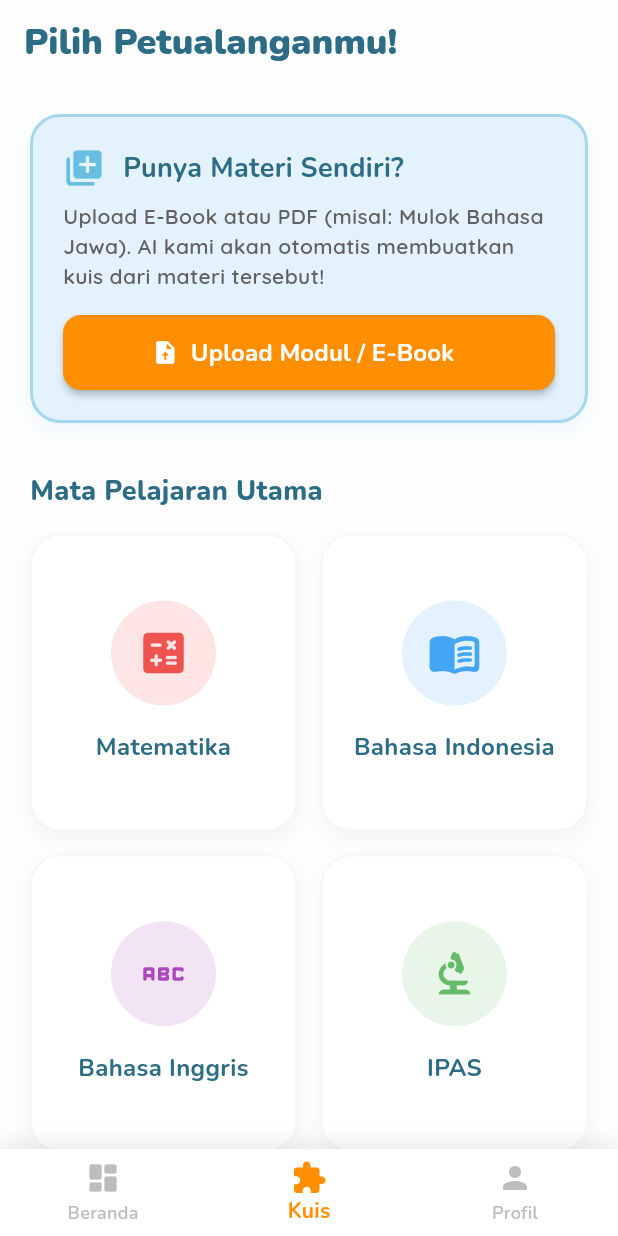
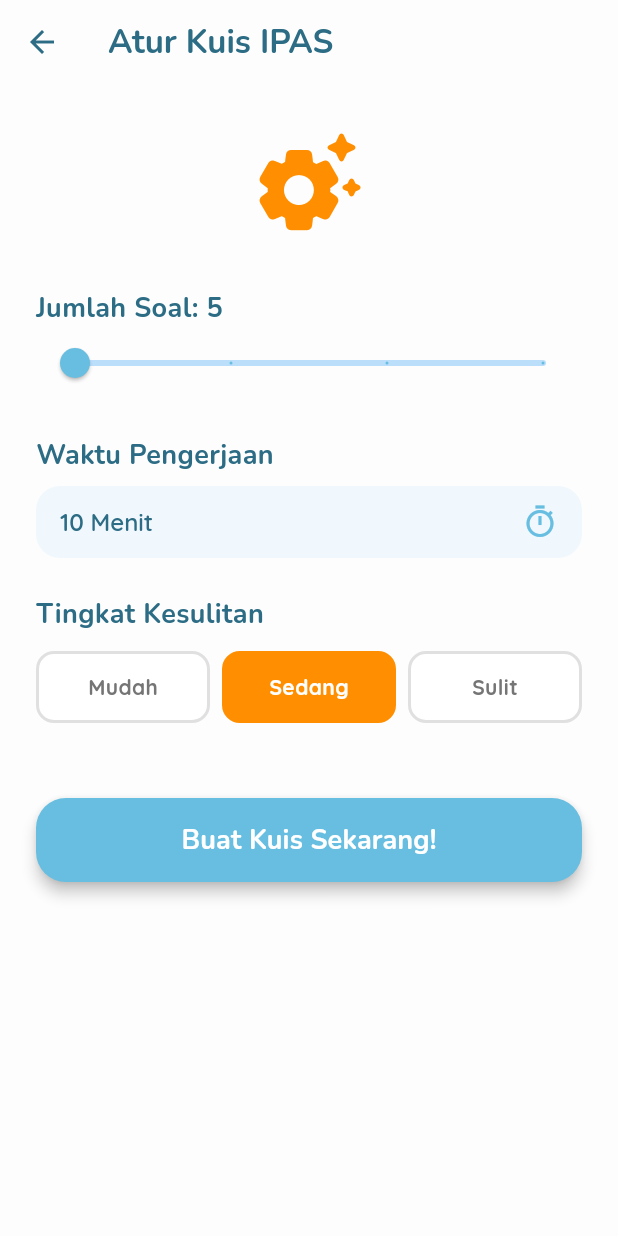
Before and after one commit to luhihsan/AjarApp, a Flutter app: the screen it shows after launch, item 2 of the bottom bar chosen, after a tap on "IPAS", on a phone screen of 412 x 824 dp. Run offline on Flutter 3.47's test engine with Material 3 defaults, Android fonts, the phone set to English and light mode, and no system bars; our stand-ins replace cloud_firestore, firebase_auth, firebase_core, google_fonts, google_generative_ai; accounts and stored records are empty; generated files the repository leaves out were written again.

Commit message:
feat(quiz page): quiz customization, quiz play page

````diff
--- a/ajarapp/lib/main_screen/quiz_tab.dart
+++ b/ajarapp/lib/main_screen/quiz_tab.dart
@@ -1,10 +1,11 @@
 import 'package:flutter/material.dart';
 import 'package:google_fonts/google_fonts.dart';
+
+import '../quiz/quiz_config_page.dart';
 
 class QuizTab extends StatelessWidget {
   const QuizTab({super.key});
 
-  // Palet Warna Konsisten
   final Color primaryBlue = const Color(0xFF67BEE0);
   final Color accentOrange = const Color(0xFFFF8E00);
   final Color darkBlueText = const Color(0xFF2C6C85);
@@ -118,7 +119,14 @@ class QuizTab extends StatelessWidget {
                   title: "IPAS",
                   icon: Icons.biotech_rounded,
                   color: Colors.green.shade400,
-                  onTap: () {} // TODO: Arahkan ke list kuis IPAS
+                  onTap: () {
+                    Navigator.push(
+                      context,
+                      MaterialPageRoute(
+                        builder: (_) => const QuizConfigPage(mapel: "IPAS"),
+                      ),
+                    );
+                  }
                 ),
               ],
             ),
--- /dev/null
+++ b/ajarapp/lib/models/question_model.dart
@@ -0,0 +1,22 @@
+class QuestionModel {
+  final String question;
+  final List<String> options;
+  final String correctAnswer;
+  final String explanation;
+
+  QuestionModel({
+    required this.question,
+    required this.options,
+    required this.correctAnswer,
+    required this.explanation,
+  });
+
+  factory QuestionModel.fromJson(Map<String, dynamic> json) {
+    return QuestionModel(
+      question: json['question'] ?? '',
+      options: List<String>.from(json['options'] ?? []),
+      correctAnswer: json['correctAnswer'] ?? '',
+      explanation: json['explanation'] ?? '',
+    );
+  }
+}
--- /dev/null
+++ b/ajarapp/lib/quiz/quiz_config_page.dart
@@ -0,0 +1,189 @@
+import 'package:flutter/material.dart';
+import 'package:google_fonts/google_fonts.dart';
+import '../services/gemini_service.dart';
+import '../models/question_model.dart';
+
+class QuizConfigPage extends StatefulWidget {
+  final String mapel;
+  const QuizConfigPage({super.key, required this.mapel});
+
+  @override
+  State<QuizConfigPage> createState() => _QuizConfigPageState();
+}
+
+class _QuizConfigPageState extends State<QuizConfigPage> {
+  final Color primaryBlue = const Color(0xFF67BEE0);
+  final Color accentOrange = const Color(0xFFFF8E00);
+  final Color darkBlueText = const Color(0xFF2C6C85);
+  final Color bgColor = const Color(0xFFFDFDFD);
+
+  // State untuk konfigurasi
+  double _jumlahSoal = 5;
+  int _waktuMenit = 10;
+  String _kesulitan = "Sedang";
+
+  @override
+  Widget build(BuildContext context) {
+    return Scaffold(
+      backgroundColor: bgColor,
+      appBar: AppBar(
+        backgroundColor: bgColor,
+        elevation: 0,
+        iconTheme: IconThemeData(color: darkBlueText),
+        title: Text("Atur Kuis ${widget.mapel}", style: GoogleFonts.nunito(color: darkBlueText, fontWeight: FontWeight.bold)),
+      ),
+      body: SingleChildScrollView(
+        padding: const EdgeInsets.all(24.0),
+        child: Column(
+          crossAxisAlignment: CrossAxisAlignment.start,
+          children: [
+            // Header Image/Icon
+            Center(
+              child: Icon(Icons.settings_suggest_rounded, size: 80, color: accentOrange),
+            ),
+            const SizedBox(height: 32),
+
+            // 1. Slider Jumlah Soal
+            Text("Jumlah Soal: ${_jumlahSoal.toInt()}", style: GoogleFonts.nunito(fontSize: 18, fontWeight: FontWeight.bold, color: darkBlueText)),
+            Slider(
+              value: _jumlahSoal,
+              min: 5,
+              max: 20,
+              divisions: 3, // 5, 10, 15, 20
+              activeColor: primaryBlue,
+              inactiveColor: Colors.blue.shade100,
+              label: _jumlahSoal.toInt().toString(),
+              onChanged: (val) => setState(() => _jumlahSoal = val),
+            ),
+            const SizedBox(height: 24),
+
+            // 2. Dropdown Waktu
+            Text("Waktu Pengerjaan", style: GoogleFonts.nunito(fontSize: 18, fontWeight: FontWeight.bold, color: darkBlueText)),
+            const SizedBox(height: 8),
+            Container(
+              padding: const EdgeInsets.symmetric(horizontal: 16),
+              decoration: BoxDecoration(
+                color: Colors.blue.shade50.withOpacity(0.5),
+                borderRadius: BorderRadius.circular(16),
+              ),
+              child: DropdownButtonHideUnderline(
+                child: DropdownButton<int>(
+                  value: _waktuMenit,
+                  isExpanded: true,
+                  icon: Icon(Icons.timer_outlined, color: primaryBlue),
+                  style: GoogleFonts.quicksand(fontWeight: FontWeight.w600, color: darkBlueText, fontSize: 16),
+                  items: [5, 10, 15, 20, 30].map((int val) {
+                    return DropdownMenuItem<int>(
+                      value: val,
+                      child: Text("$val Menit"),
+                    );
+                  }).toList(),
+                  onChanged: (val) => setState(() => _waktuMenit = val!),
+                ),
+              ),
+            ),
+            const SizedBox(height: 24),
+
+            // 3. Pilihan Kesulitan
+            Text("Tingkat Kesulitan", style: GoogleFonts.nunito(fontSize: 18, fontWeight: FontWeight.bold, color: darkBlueText)),
+            const SizedBox(height: 12),
+            Row(
+              children: [
+                _buildDifficultyChip("Mudah", Colors.green),
+                const SizedBox(width: 8),
+                _buildDifficultyChip("Sedang", accentOrange),
+                const SizedBox(width: 8),
+                _buildDifficultyChip("Sulit", Colors.redAccent),
+              ],
+            ),
+            const SizedBox(height: 50),
+
+            // Tombol Generate
+            ElevatedButton(
+              onPressed: () async {
+                // 1. Tampilkan Loading Dialog
+                showDialog(
+                  context: context,
+                  barrierDismissible: false,
+                  builder: (context) => const Center(child: CircularProgressIndicator(color: Colors.white)),
+                );
+
+                try {
+                  // 2. Panggil Gemini Service
+                  List<QuestionModel> generatedQuestions = await GeminiService.generateQuiz(
+                    mapel: widget.mapel,
+                    jumlahSoal: _jumlahSoal.toInt(),
+                    kesulitan: _kesulitan,
+                  );
+
+                  // 3. Tutup Loading
+                  if (context.mounted) Navigator.pop(context);
+
+                  // 4. Navigasi ke Halaman Kuis (QuizPlayPage)
+                  if (context.mounted) {
+                    ScaffoldMessenger.of(context).showSnackBar(
+                      const SnackBar(content: Text("Soal berhasil dibuat!"), backgroundColor: Colors.green),
+                    );
+
+                    // TODO: Arahkan ke QuizPlayPage dengan membawa data generatedQuestions
+                    /*
+                    Navigator.pushReplacement(
+                      context,
+                      MaterialPageRoute(builder: (_) => QuizPlayPage(
+                        questions: generatedQuestions,
+                        waktuMenit: _waktuMenit
+                      ))
+                    );
+                    */
+                  }
+                } catch (e) {
+                  // Tutup loading jika error
+                  if (context.mounted) {
+                    Navigator.pop(context);
+                    ScaffoldMessenger.of(context).showSnackBar(
+                      SnackBar(content: Text("Oops, gagal membuat soal: $e"), backgroundColor: Colors.red),
+                    );
+                  }
+                }
+              },
+              style: ElevatedButton.styleFrom(
+                backgroundColor: primaryBlue,
+                foregroundColor: Colors.white,
+                minimumSize: const Size(double.infinity, 56),
+                shape: RoundedRectangleBorder(borderRadius: BorderRadius.circular(20)),
+                elevation: 4,
+              ),
+              child: Text("Buat Kuis Sekarang!", style: GoogleFonts.nunito(fontSize: 18, fontWeight: FontWeight.bold)),
+            )
+          ],
+        ),
+      ),
+    );
+  }
+
+  Widget _buildDifficultyChip(String label, Color color) {
+    bool isSelected = _kesulitan == label;
+    return Expanded(
+      child: GestureDetector(
+        onTap: () => setState(() => _kesulitan = label),
+        child: Container(
+          padding: const EdgeInsets.symmetric(vertical: 12),
+          decoration: BoxDecoration(
+            color: isSelected ? color : Colors.white,
+            borderRadius: BorderRadius.circular(12),
+            border: Border.all(color: isSelected ? color : Colors.grey.shade300, width: 2),
+          ),
+          child: Center(
+            child: Text(
+              label,
+              style: GoogleFonts.quicksand(
+                fontWeight: FontWeight.bold,
+                color: isSelected ? Colors.white : Colors.grey.shade600,
+              ),
+            ),
+          ),
+        ),
+      ),
+    );
+  }
+}
--- /dev/null
+++ b/ajarapp/lib/services/gemini_service.dart
@@ -0,0 +1,51 @@
+import 'dart:convert';
+import 'package:google_generative_ai/google_generative_ai.dart';
+import '../models/question_model.dart'; // Import model yang tadi kita bikin
+
+class GeminiService {
+  static const String _apiKey = 'MASUKKAN_API_KEY_LO_DI_SINI';
+
+  static Future<List<QuestionModel>> generateQuiz({
+    required String mapel,
+    required int jumlahSoal,
+    required String kesulitan,
+  }) async {
+    final model = GenerativeModel(
+      model: 'gemini-1.5-flash',
+      apiKey: 'AIzaSyALu_BSyAQo9p-JkHSMc0z7ILd5N8Niu98',
+    );
+
+    final prompt = '''
+      Kamu adalah seorang guru SD yang ahli. Buatkan $jumlahSoal soal pilihan ganda untuk mata pelajaran $mapel.
+      Tingkat kesulitan: $kesulitan.
+
+      Aturan ketat:
+      1. Kembalikan balasan HANYA dalam format array JSON yang valid.
+      2. Dilarang menambahkan teks pengantar seperti "Berikut adalah soalnya" atau menggunakan markdown block ```json.
+      3. Format JSON harus persis seperti ini:
+      [
+        {
+          "question": "Apa fungsi klorofil pada daun?",
+          "options": ["A. Menyerap air", "B. Menyerap cahaya matahari", "C. Menghasilkan oksigen", "D. Menyimpan makanan"],
+          "correctAnswer": "B. Menyerap cahaya matahari",
+          "explanation": "Klorofil berfungsi untuk menyerap energi dari cahaya matahari yang digunakan dalam proses fotosintesis."
+        }
+      ]
+    ''';
+
+    try {
+      final response = await model.generateContent([Content.text(prompt)]);
+      final String responseText = response.text ?? '[]';
+      final cleanedText = responseText.replaceAll('```json', '').replaceAll('```', '').trim();
+
+      // Parsing JSON dari AI ke bentuk List
+      final List<dynamic> jsonList = jsonDecode(cleanedText);
+
+      // Mapping dari JSON List ke List<QuestionModel>
+      return jsonList.map((json) => QuestionModel.fromJson(json)).toList();
+
+    } catch (e) {
+      throw Exception("Gagal membuat soal: $e");
+    }
+  }
+}
--- a/ajarapp/pubspec.yaml
+++ b/ajarapp/pubspec.yaml
@@ -39,6 +39,8 @@ dependencies:
   cloud_firestore: ^6.4.0
   google_fonts: ^6.3.0
   google_sign_in: ^7.1.1
+  provider: ^6.1.5+1
+  google_generative_ai: ^0.4.7
 
 dev_dependencies:
   flutter_test:
````
Also changed, not shown: ajarapp/lib/quiz/quiz_play_page.dart (added, +293 -0 lines), ajarapp/lib/quiz/quiz_result_page.dart (added, +82 -0 lines), ajarapp/pubspec.lock.
